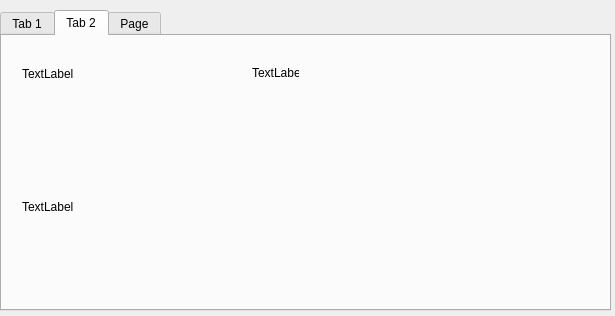
Above: ProjectHiawatha/techtree.ui from Alex-BusNet/ProjectHiawatha before the change. Below: the same form after it.
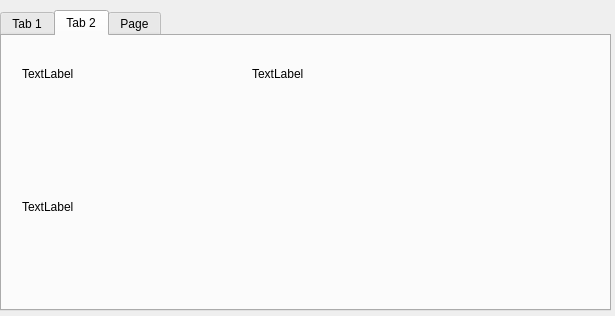
That is the form after the change. The open tabs and pages were chosen to show the change.

```diff
--- a/ProjectHiawatha/techtree.ui
+++ b/ProjectHiawatha/techtree.ui
@@ -117,8 +117,8 @@
       <rect>
        <x>250</x>
        <y>30</y>
-       <width>47</width>
-       <height>13</height>
+       <width>61</width>
+       <height>16</height>
       </rect>
      </property>
      <property name="text">
```
Left out of the diff: 6 changed lines with no effect on the pictures.
